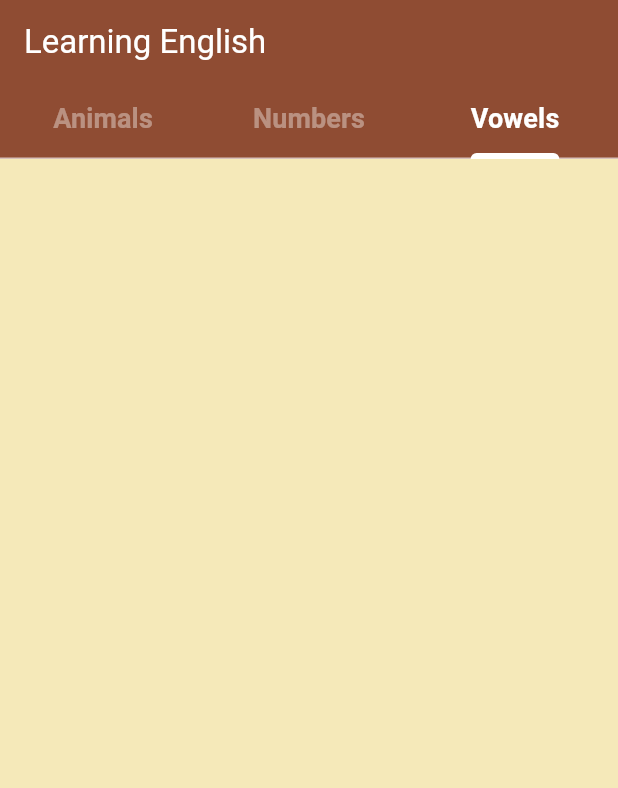
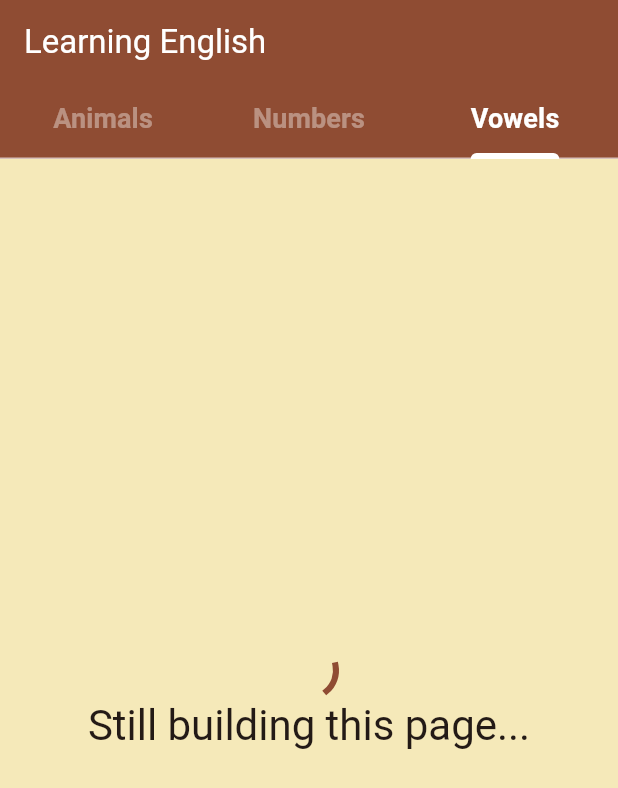
Before and after one commit to samirRibeiro77/learn_english, a Flutter app: the screen it shows after launch, tab 3 chosen, on a phone screen of 412 x 824 dp. Shown: the top 788 px of the screen. Run offline on Flutter 3.47's test engine with Material 3 defaults, Android fonts, the phone set to English and light mode, and no system bars; our stand-ins replace audioplayers.

Commit message:
Finishing app

```diff
--- a/lib/helper/media_helper.dart
+++ b/lib/helper/media_helper.dart
@@ -21,7 +21,7 @@ class MediaHelper {
     _cache = AudioCache(prefix: "assets/audios/");
     List<String> filesCache = [];
 
-    for(var file in files) {
+    for (var file in files) {
       filesCache.add("$file.mp3");
     }
 
--- a/lib/main.dart
+++ b/lib/main.dart
@@ -18,7 +18,7 @@
       theme: ThemeData(
         colorScheme: ColorScheme.fromSeed(seedColor: Colors.brown),
         primaryColor: Color(0xff795548),
-          scaffoldBackgroundColor: Color(0xfff5e9b9)
+        scaffoldBackgroundColor: Color(0xfff5e9b9),
       ),
       home: HomePage(title: _appName),
     );
--- a/lib/ui/home.dart
+++ b/lib/ui/home.dart
@@ -34,10 +34,7 @@ class _HomePageState extends State<HomePage>
           indicatorColor: Colors.white,
           labelColor: Colors.white,
           unselectedLabelColor: Colors.white38,
-          labelStyle: TextStyle(
-            fontSize: 18,
-            fontWeight: FontWeight.bold
-          ),
+          labelStyle: TextStyle(fontSize: 18, fontWeight: FontWeight.bold),
           controller: _tabController,
           tabs: <Widget>[
             Tab(text: "Animals"),
--- a/lib/ui/tabs/animals_tab.dart
+++ b/lib/ui/tabs/animals_tab.dart
@@ -24,7 +24,10 @@ class _AnimalsTabState extends State<AnimalsTab> {
   Widget build(BuildContext context) {
     return GridView.count(
       crossAxisCount: 2,
-      childAspectRatio: MediaQuery.of(context).size.aspectRatio * 2,
+      childAspectRatio: MediaQuery
+          .of(context)
+          .size
+          .aspectRatio * 2,
       children: [
         GestureDetector(
           onTap: () => _mediaHelper.playMp3("cao"),
--- a/lib/ui/tabs/numbers_tab.dart
+++ b/lib/ui/tabs/numbers_tab.dart
@@ -15,9 +15,7 @@ class _NumbersTabState extends State<NumbersTab> {
   void initState() {
     super.initState();
 
-    _mediaHelper.cache = [
-      "1", "2", "3", "4", "5", "6",
-    ];
+    _mediaHelper.cache = ["1", "2", "3", "4", "5", "6"];
   }
 
   @override
--- a/lib/ui/tabs/vowels_tab.dart
+++ b/lib/ui/tabs/vowels_tab.dart
@@ -10,12 +10,17 @@ class VowelsTab extends StatefulWidget {
 class _VowelsTabState extends State<VowelsTab> {
   @override
   Widget build(BuildContext context) {
-    return Column(
-      children: [
-        Row(),
-        Row(),
-        Row()
-      ],
+    return Center(
+      child: Column(
+        mainAxisAlignment: MainAxisAlignment.center,
+        children: [
+          CircularProgressIndicator(),
+          Text(
+            "Still building this page...",
+            style: Theme.of(context).textTheme.headlineMedium,
+          ),
+        ],
+      ),
     );
   }
 }
--- a/pubspec.yaml
+++ b/pubspec.yaml
@@ -33,13 +33,10 @@ flutter:
     - assets/images/5.png
     - assets/images/6.png
     - assets/images/cao.png
-    - assets/images/direitos.png
     - assets/images/gato.png
     - assets/images/leao.png
     - assets/images/macaco.png
     - assets/images/ovelha.png
-    - assets/images/segundo_fundo.jpg
-    - assets/images/segundo_fundo.png
     - assets/images/vaca.png
     # Audios
     - assets/audios/1.mp3
```
Also changed, not shown: assets/images/direitos.png (deleted), assets/images/segundo_fundo.jpg (deleted), assets/images/segundo_fundo.png (deleted).
